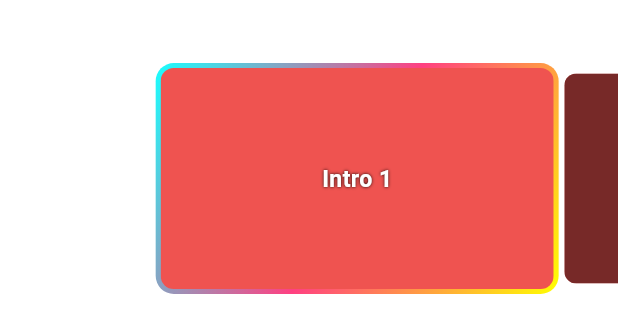
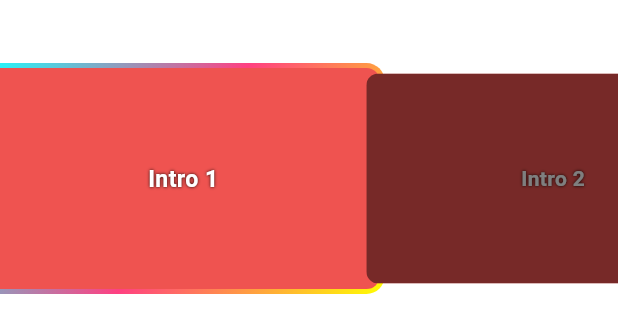
Before and after one commit to VadymPinchuk/flutter_focus_fun, a Flutter app: the TvRail widget shown alone on an empty page, opened directly with sample values from the repository, on a phone screen of 412 x 824 dp. Shown: the top 333 px of the screen. Run offline on Flutter 3.47's test engine with Material 3 defaults, Android fonts, the phone set to English and light mode, and no system bars.

Commit message:
some improvement

```diff
--- a/lib/widgets/body_widget.dart
+++ b/lib/widgets/body_widget.dart
@@ -2,9 +2,38 @@ import 'package:flutter/material.dart';
 import 'package:flutter_focus_fun_tv_demo/context_extensions.dart';
 import 'package:flutter_focus_fun_tv_demo/data/mock_rail_data.dart';
 import 'package:flutter_focus_fun_tv_demo/model/page_ui_model.dart';
+import 'package:flutter_focus_fun_tv_demo/model/tv_screen_model.dart';
 import 'package:flutter_focus_fun_tv_demo/widgets/dynamic_background.dart';
 import 'package:flutter_focus_fun_tv_demo/widgets/rail_wrapper.dart';
 import 'package:flutter_focus_fun_tv_demo/widgets/tv_rail.dart';
+
+/// A custom scroll controller that handles precise scrolling for a horizontal TV rail.
+/// It accounts for list padding to ensure focused items are correctly positioned.
+class TvRailScrollController {
+  final ScrollController scrollController;
+  final double tileWidth;
+  final double tileSpacing;
+  final double leftPadding;
+
+  TvRailScrollController({
+    required this.scrollController,
+    required this.tileWidth,
+    required this.tileSpacing,
+    required this.leftPadding,
+  });
+
+  /// Scrolls the list to bring the item at the given index into view.
+  void scrollToIndex(int index) {
+    // Calculate the target offset to center the tile, accounting for the left padding.
+    final targetOffset = (index * (tileWidth + tileSpacing));
+
+    scrollController.animateTo(
+      targetOffset.clamp(0.0, scrollController.position.maxScrollExtent),
+      duration: const Duration(milliseconds: 300),
+      curve: Curves.easeInOut,
+    );
+  }
+}
 
 class BodyWidget extends StatefulWidget {
   final List<ContentRailData> rails;
@@ -25,6 +54,10 @@ class _BodyWidgetState extends State<BodyWidget> {
   // A fixed height for each rail is crucial for calculating the layout.
   static const double _kRailHeight = 192.0;
 
+  // A fixed width for each tile, used for horizontal scroll calculations.
+  static const double _kTileWidth = 248.0; // Aspect ratio 16/9 * height 140
+  static const double _kTileSpacing = 16.0;
+
   @override
   void initState() {
     super.initState();
@@ -34,10 +67,10 @@ class _BodyWidgetState extends State<BodyWidget> {
     // After the first frame is built, calculate and jump to the initial scroll position.
     WidgetsBinding.instance.addPostFrameCallback((_) {
       if (mounted) {
-        final screenHeight = MediaQuery.sizeOf(context).height;
-        final initialOffset = screenHeight - (1.5 * _kRailHeight);
-        _verticalScrollController.jumpTo(initialOffset);
-        _pageModel.setVerticalOffset(initialOffset);
+        // final screenHeight = MediaQuery.sizeOf(context).height;
+        // final initialOffset = screenHeight - (1.5 * _kRailHeight);
+        // _verticalScrollController.jumpTo(initialOffset);
+        // _pageModel.setVerticalOffset(initialOffset);
       }
     });
 
@@ -56,6 +89,7 @@ class _BodyWidgetState extends State<BodyWidget> {
   void _onFocusChange(int railIndex) {
     // If the focus has moved to a new rail, trigger a scroll.
     if (_focusedRailIndex != railIndex) {
+      context.pageUiModel.focusedRailIndex.value = railIndex;
       _scrollToRail(railIndex);
       setState(() {
         _focusedRailIndex = railIndex;
@@ -84,28 +118,36 @@ class _BodyWidgetState extends State<BodyWidget> {
     final screenHeight = MediaQuery.sizeOf(context).height;
     final topPadding = screenHeight - (1.5 * _kRailHeight);
     final bottomPadding = _kRailHeight / 2;
+    final navBarLocation = context.tvScreenModel.navBarLocation.value;
+    final horizontalPadding =
+        navBarLocation == TvNavBarLocation.left ? 116.0 : 48.0;
 
     return Stack(
       children: [
         const DynamicBackground(),
-        Padding(
-          padding: EdgeInsets.only(top: topPadding),
-          child: CustomScrollView(
+        CustomScrollView(
           controller: _verticalScrollController,
           slivers: [
+            SliverPadding(padding: EdgeInsets.only(top: topPadding)),
             SliverList(
               delegate: SliverChildBuilderDelegate((context, index) {
                 final railData = widget.rails[index];
-                  // The RailWrapper now handles its own visibility.
                 return RailWrapper(
                   railIndex: index,
                   child: TvRail(
                     data: railData,
                     railIndex: index,
-                      horizontalController: _pageModel.getHorizontalController(
+                    horizontalScrollController: TvRailScrollController(
+                      scrollController: _pageModel.getHorizontalController(
                         railData.id,
                       ),
-                      onFocusChange: (hasFocus) => _onFocusChange(index),
+                      tileWidth: _kTileWidth,
+                      tileSpacing: _kTileSpacing,
+                      leftPadding: horizontalPadding,
+                    ),
+                    onFocusChange: (tileIndex) {
+                      _onFocusChange(index);
+                    },
                   ),
                 );
               }, childCount: widget.rails.length),
@@ -113,7 +155,6 @@ class _BodyWidgetState extends State<BodyWidget> {
             SliverPadding(padding: EdgeInsets.only(bottom: bottomPadding)),
           ],
         ),
-        ),
       ],
     );
   }
--- a/lib/widgets/tv_rail.dart
+++ b/lib/widgets/tv_rail.dart
@@ -1,23 +1,19 @@
-import 'dart:ui';
-
 import 'package:flutter/material.dart';
-import 'package:flutter_focus_fun_tv_demo/context_extensions.dart';
-import 'package:flutter_focus_fun_tv_demo/data/mock_rail_data.dart'
-    show ContentRailData;
-import 'package:flutter_focus_fun_tv_demo/model/tv_screen_model.dart';
-import 'package:flutter_focus_fun_tv_demo/widgets/tv_tile.dart' show TvTile;
+import 'package:flutter_focus_fun_tv_demo/data/mock_rail_data.dart';
+import 'package:flutter_focus_fun_tv_demo/widgets/body_widget.dart';
+import 'package:flutter_focus_fun_tv_demo/widgets/tv_tile.dart';
 
 class TvRail extends StatelessWidget {
   final ContentRailData data;
   final int railIndex;
-  final ScrollController horizontalController;
-  final void Function(bool) onFocusChange;
+  final TvRailScrollController horizontalScrollController;
+  final void Function(int tileIndex) onFocusChange;
 
   const TvRail({
     super.key,
     required this.data,
     required this.railIndex,
-    required this.horizontalController,
+    required this.horizontalScrollController,
     required this.onFocusChange,
   });
 
@@ -25,94 +21,49 @@ class TvRail extends StatelessWidget {
   Widget build(BuildContext context) {
     return Padding(
       padding: const EdgeInsets.symmetric(vertical: 12.0),
-      child: ValueListenableBuilder<TvNavBarLocation>(
-        valueListenable: context.tvScreenModel.navBarLocation,
-        builder: (_, location, __) {
-          return Column(
+      child: Column(
         crossAxisAlignment: CrossAxisAlignment.start,
         children: [
           Padding(
             padding: EdgeInsets.only(
-                  left: location == TvNavBarLocation.left ? 116.0 : 48.0,
-                  right: 48.0,
+              left: horizontalScrollController.leftPadding,
             ),
             child: Text(
               data.title,
-                  style: const TextStyle(
-                    fontSize: 20,
-                    fontWeight: FontWeight.bold,
-                  ),
+              style: const TextStyle(fontSize: 20, fontWeight: FontWeight.bold),
             ),
           ),
           const SizedBox(height: 8),
           SizedBox(
             height: 140,
-                child: ScrollConfiguration(
-                  behavior: _NoArrowScrollBehavior(),
             child: ListView.separated(
               scrollDirection: Axis.horizontal,
-                    controller: horizontalController,
+              controller: horizontalScrollController.scrollController,
               clipBehavior: Clip.none,
-                    padding: EdgeInsets.only(
-                      left: location == TvNavBarLocation.left ? 116.0 : 48.0,
-                      right: 48.0,
+              padding: EdgeInsets.symmetric(
+                horizontal: horizontalScrollController.leftPadding,
               ),
               itemCount: data.items.length,
-                    separatorBuilder: (_, _) => const SizedBox(width: 16.0),
+              separatorBuilder:
+                  (_, __) =>
+                      SizedBox(width: horizontalScrollController.tileSpacing),
               itemBuilder: (_, index) {
                 final item = data.items[index];
                 return TvTile(
                   item: item,
-                        autofocus: index == 0,
-                        onFocusChange: (item, hasFocus) {
+                  autofocus: railIndex == 0 && index == 0,
+                  onFocusChange: (hasFocus) {
                     if (hasFocus) {
-                            onFocusChange(hasFocus);
-                            context.pageUiModel.focusedRailIndex.value =
-                                railIndex;
-                            context.pageUiModel.focusedItem.value = item;
-                            Scrollable.ensureVisible(
-                              context,
-                              duration: const Duration(milliseconds: 300),
-                              curve: Curves.easeInOut,
-                              alignment: 0.5,
-                            );
+                      horizontalScrollController.scrollToIndex(index);
+                      onFocusChange(index);
                     }
                   },
                 );
               },
             ),
           ),
-              ),
         ],
-          );
-        },
       ),
     );
   }
 }
-
-class _NoArrowScrollBehavior extends ScrollBehavior {
-  @override
-  Widget buildOverscrollIndicator(
-    BuildContext context,
-    Widget child,
-    ScrollableDetails details,
-  ) {
-    return child;
-  }
-
-  @override
-  Widget buildScrollbar(
-    BuildContext context,
-    Widget child,
-    ScrollableDetails details,
-  ) {
-    return child;
-  }
-
-  @override
-  Set<PointerDeviceKind> get dragDevices => {
-    PointerDeviceKind.touch,
-    PointerDeviceKind.mouse,
-  };
-}
--- a/lib/widgets/tv_tile.dart
+++ b/lib/widgets/tv_tile.dart
@@ -6,13 +6,13 @@ import 'package:flutter_focus_fun_tv_demo/data/content_item.dart'
 class TvTile extends StatefulWidget {
   final ContentItem item;
   final bool autofocus;
-  final void Function(ContentItem, bool)? onFocusChange;
+  final void Function(bool hasFocus) onFocusChange;
 
   const TvTile({
     super.key,
     required this.item,
     this.autofocus = false,
-    this.onFocusChange,
+    required this.onFocusChange,
   });
 
   @override
@@ -30,7 +30,10 @@ class _TvTileState extends State<TvTile> {
         setState(() {
           _isFocused = hasFocus;
         });
-        widget.onFocusChange?.call(widget.item, hasFocus);
+        widget.onFocusChange(hasFocus);
+        if (hasFocus) {
+          context.pageUiModel.focusedItem.value = widget.item;
+        }
       },
       child: AnimatedContainer(
         duration: const Duration(milliseconds: 200),
```
Lines whose indentation alone changed are shown as unchanged.
